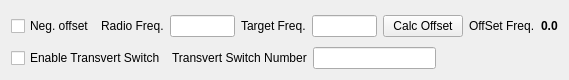
Qt form mqt/MqtRigControl/transvertsetupform.ui (zsteva/backup-minos2) before a commit.
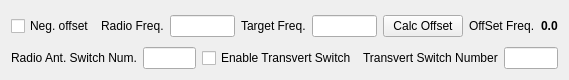
The same form after that commit.

Commit message: add rig antenna switch control, if radio supports cat control

What changed in the file:
```diff
--- a/mqt/MqtRigControl/transvertsetupform.ui
+++ b/mqt/MqtRigControl/transvertsetupform.ui
@@ -99,6 +99,16 @@
      </item>
      <item>
       <layout class="QHBoxLayout" name="horizontalLayout">
+       <item>
+        <widget class="QLabel" name="antSwNumLbl">
+         <property name="text">
+          <string>Radio Ant. Switch Num.</string>
+         </property>
+        </widget>
+       </item>
+       <item>
+        <widget class="QLineEdit" name="radioAntSwNum"/>
+       </item>
        <item>
         <widget class="QCheckBox" name="enableTransVertSw">
          <property name="text">
@@ -116,6 +126,19 @@
        <item>
         <widget class="QLineEdit" name="transVertSwNum"/>
        </item>
+       <item>
+        <spacer name="horizontalSpacer_3">
+         <property name="orientation">
+          <enum>Qt::Horizontal</enum>
+         </property>
+         <property name="sizeHint" stdset="0">
+          <size>
+           <width>40</width>
+           <height>20</height>
+          </size>
+         </property>
+        </spacer>
+       </item>
        <item>
         <spacer name="horizontalSpacer_2">
          <property name="orientation">
```
The commit also changes 7 other files.
